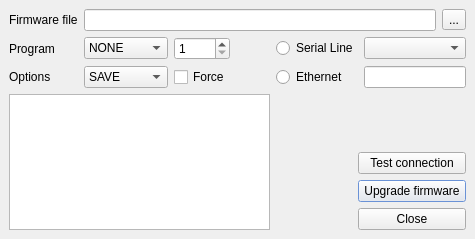
Qt form ui_icepapcms/qt_designer_files/dialogipapprogram.ui (ALBA-Synchrotron/IcepapCMS) before a commit.
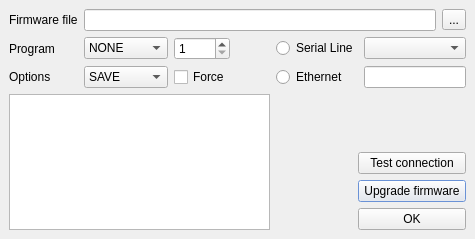
The same form after that commit. Icons and pictures are not drawn.

Diff of the .ui file:
```diff
--- a/ui_icepapcms/qt_designer_files/dialogipapprogram.ui
+++ b/ui_icepapcms/qt_designer_files/dialogipapprogram.ui
@@ -133,7 +133,7 @@
    <item row="6" column="5" colspan="3" >
     <widget class="QPushButton" name="btnClose" >
      <property name="text" >
-      <string>Close</string>
+      <string>OK</string>
      </property>
      <property name="icon" >
       <iconset resource="icepapcms.qrc" >:/icons/IcepapCfg Icons/close.png</iconset>
```
